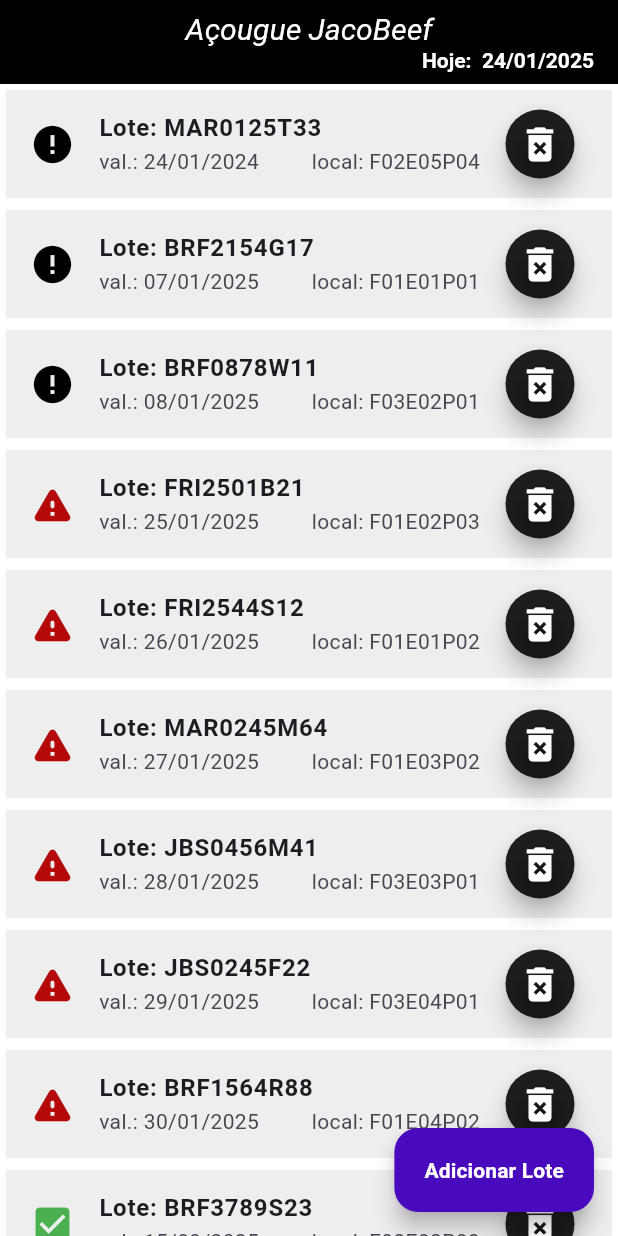
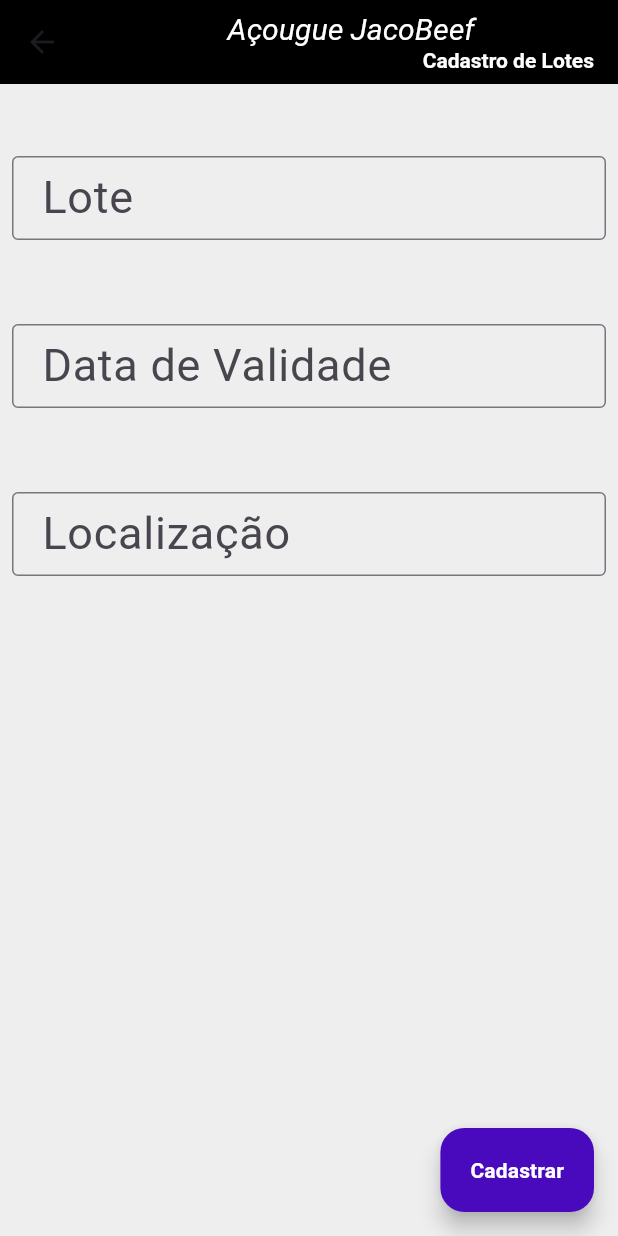
Before and after one commit to itajacy/acougue, a Flutter app: the screen it shows after launch, after a tap on "Adicionar Lote", on a phone screen of 412 x 824 dp. Run offline on Flutter 3.47's test engine with Material 3 defaults, Android fonts, the phone set to English and light mode, and no system bars.

Commit message:
erro no parse da Data

```diff
--- /dev/null
+++ b/lib/batch_register.dart
@@ -0,0 +1,159 @@
+import 'package:flutter/material.dart';
+
+import 'model/batch.dart';
+import 'upper_case_text_formatter.dart';
+
+class BatchRegister extends StatefulWidget {
+  List<Batch> batches;
+
+  BatchRegister({
+    required this.batches,
+  });
+
+  @override
+  State<BatchRegister> createState() => _BatchRegisterState();
+}
+
+class _BatchRegisterState extends State<BatchRegister> {
+  final _formKey = GlobalKey<FormState>();
+
+  List<Batch> newBatches = [];
+
+  TextEditingController batchIdController = TextEditingController();
+
+  TextEditingController expirationDateController = TextEditingController();
+
+  TextEditingController storageLocationController = TextEditingController();
+
+  @override
+  Widget build(BuildContext context) {
+    return Scaffold(
+      appBar: AppBar(
+        backgroundColor: Colors.black,
+        title: Column(
+          children: [
+            Align(
+              alignment: Alignment.center,
+              child: const Text(
+                'Açougue JacoBeef',
+                style: TextStyle(
+                  fontSize: 20,
+                  fontStyle: FontStyle.italic,
+                  color: Colors.white,
+                ),
+              ),
+            ),
+            Align(
+              alignment: Alignment.centerRight,
+              child: Text(
+                "Cadastro de Lotes",
+                style: TextStyle(
+                  fontSize: 14,
+                  fontWeight: FontWeight.bold,
+                  color: Colors.white,
+                ),
+              ),
+            ),
+          ],
+        ),
+      ),
+      body: Form(
+        key: _formKey,
+        child: Container(
+          // padding: EdgeInsets.all(16.0),
+          color: Colors.grey[200],
+          child: Column(
+            children: [
+              SizedBox(
+                height: 40,
+              ),
+              Padding(
+                padding: const EdgeInsets.all(8.0),
+                child: TextFormField(
+                  controller: batchIdController,
+                  inputFormatters: [UpperCaseTextFormatter()],
+                  // onChanged: (value) => value.toUpperCase(),
+                  decoration: InputDecoration(
+                    border: OutlineInputBorder(),
+                    contentPadding: EdgeInsets.all(16.0),
+                    label: Text('Lote'),
+                    labelStyle: TextStyle(fontSize: 30),
+                  ),
+                ),
+              ),
+              SizedBox(
+                height: 40,
+              ),
+              Padding(
+                padding: const EdgeInsets.all(8.0),
+                child: TextFormField(
+                  controller: expirationDateController,
+                  keyboardType: TextInputType.datetime,
+                  decoration: InputDecoration(
+                    border: OutlineInputBorder(),
+                    contentPadding: EdgeInsets.all(16.0),
+                    label: Text('Data de Validade'),
+                    labelStyle: TextStyle(fontSize: 30),
+                  ),
+                ),
+              ),
+              SizedBox(
+                height: 40,
+              ),
+              Padding(
+                padding: const EdgeInsets.all(8.0),
+                child: TextFormField(
+                  controller: storageLocationController,
+                  keyboardType: TextInputType.datetime,
+                  decoration: InputDecoration(
+                    border: OutlineInputBorder(),
+                    contentPadding: EdgeInsets.all(16.0),
+                    label: Text('Localização'),
+                    labelStyle: TextStyle(fontSize: 30),
+                  ),
+                ),
+              ),
+            ],
+          ),
+        ),
+      ),
+      floatingActionButton: FloatingActionButton.extended(
+        onPressed: () {
+          if (_formKey.currentState!.validate()) {
+            final newBatch = Batch(
+              batchId: batchIdController.text,
+              expirationDate: DateTime.parse(expirationDateController.text),
+              storageLocation: storageLocationController.text,
+            );
+            setState(() {
+              newBatches.add(newBatch);
+            });
+            Navigator.of(context).pop(newBatches);
+          }
+
+          //todo  talvez aqui precise de um setState
+        },
+        label: Text(
+          'Cadastrar',
+          style: TextStyle(fontWeight: FontWeight.bold),
+        ),
+        tooltip: 'Cadastra o Lote',
+        hoverElevation: 120.0,
+        backgroundColor: const Color.fromARGB(255, 73, 10, 190),
+        foregroundColor: Colors.white,
+      ),
+    );
+  }
+}
+
+
+// class UpperCaseTextFormatter extends TextInputFormatter {
+//   @override
+//   TextEditingValue formatEditUpdate(
+//       TextEditingValue oldValue, TextEditingValue newValue) {
+//     return newValue.copyWith(
+//       text: newValue.text.toUpperCase(),
+//       selection: newValue.selection,
+//     );
+//   }
+// }
--- a/lib/my_butcher.dart
+++ b/lib/my_butcher.dart
@@ -1,3 +1,4 @@
+import 'package:acougue/batch_register.dart';
 import 'package:flutter/material.dart';
 
 import 'my_butcher_home.dart';
@@ -8,7 +9,12 @@ class MyButcher extends StatelessWidget {
   @override
   Widget build(BuildContext context) {
     return MaterialApp(
-
+      routes: {
+        // '/': (_) => MyButcher(),
+        '/register': (_) => BatchRegister(
+              batches: [],
+            ),
+      },
       home: MyButcherHome(),
     );
   }
--- a/lib/my_butcher_home.dart
+++ b/lib/my_butcher_home.dart
@@ -70,8 +70,6 @@ class _MyButcherHomeState extends State<MyButcherHome> {
     ),
   ];
 
-  int x = 0;
-
   @override
   Widget build(BuildContext context) {
     Stock stock = Stock();
@@ -134,7 +132,9 @@ class _MyButcherHomeState extends State<MyButcherHome> {
               // TODO: Handle this case.
               null => throw UnimplementedError(),
             },
-            tileColor: Colors.grey[200],
+            tileColor: (batch.status == BatchStatus.expiresSoon)
+                ? Colors.red[200]
+                : Colors.grey[300],
             title: Text(
               'Lote: ${batch.batchId}',
               style: TextStyle(fontWeight: FontWeight.bold),
@@ -169,7 +169,22 @@ class _MyButcherHomeState extends State<MyButcherHome> {
         },
       ),
       floatingActionButton: FloatingActionButton.extended(
-        onPressed: () {},
+        onPressed: () {
+          Navigator.of(context)
+              .pushNamed(
+            '/register',
+            arguments: List.from(testeStock),
+          )
+              .then(
+            (value) {
+              if (value != null) {
+                setState(() {
+                  testBatches = value as List<Batch>;
+                });
+              }
+            },
+          );
+        },
         label: Text(
           'Adicionar Lote',
           style: TextStyle(fontWeight: FontWeight.bold),
--- /dev/null
+++ b/lib/upper_case_text_formatter.dart
@@ -0,0 +1,13 @@
+import 'package:flutter/services.dart';
+
+//! Converte o texto digitado para MAIÚSCULO
+class UpperCaseTextFormatter extends TextInputFormatter {
+  @override
+  TextEditingValue formatEditUpdate(
+      TextEditingValue oldValue, TextEditingValue newValue) {
+    return newValue.copyWith(
+      text: newValue.text.toUpperCase(),
+      selection: newValue.selection,
+    );
+  }
+}
```
